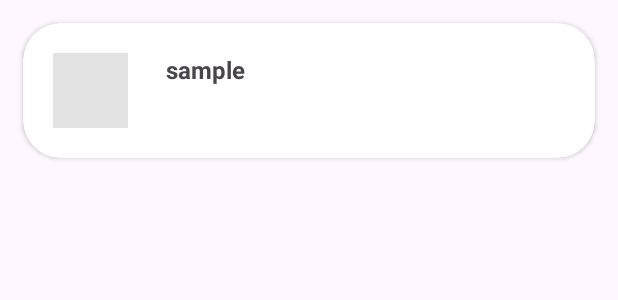
After one commit to GPBarrick/Pace-Application, an Android app: the layout day_element.xml on its own in the app's theme, with its tools: preview values and no code run, on a phone screen of 412 x 824 dp. The commit adds this screen. Shown: the top 300 px of the screen. Run offline under Robolectric (Android 15) with nearby library versions, the light colour scheme and no system bars.

Commit message:
Adapters and Layouts
Created two adapters responsible to home page data visualization. Created two layout files responsible for inflating elements that will be used within the recycler views of activity_main.xml.

Cannot proceed without ClientModule class

```diff
--- /dev/null
+++ b/app/src/main/res/layout/day_element.xml
@@ -0,0 +1,46 @@
+<?xml version="1.0" encoding="utf-8"?>
+<androidx.cardview.widget.CardView
+    xmlns:android="http://schemas.android.com/apk/res/android"
+    android:layout_width="match_parent"
+    android:layout_height="90dp"
+    xmlns:app="http://schemas.android.com/apk/res-auto"
+    app:cardCornerRadius="25dp"
+    android:layout_marginStart="15dp"
+    android:layout_marginEnd="15dp"
+    android:layout_marginTop="15dp">
+
+    <!-- Id Naming Convention: layout_name_purpose_view -->
+
+    <!-- 11/5/2023 Create the layout that will be inflated to hold the manipulated data
+     from the ClientModule from within the DayListAdapter -->
+
+    <RelativeLayout
+        android:layout_width="match_parent"
+        android:layout_height="match_parent">
+
+        <ImageView
+            android:id="@+id/day_element_status_image"
+            android:layout_width="50dp"
+            android:layout_height="45dp"
+            android:layout_alignParentStart="true"
+            android:layout_alignParentTop="true"
+            android:layout_alignParentBottom="true"
+            android:layout_marginStart="20dp"
+            android:layout_marginTop="20dp"
+            android:layout_marginBottom="20dp"
+            android:background="@color/gray_accent_1"/>
+
+        <TextView
+            android:id="@+id/day_element_date_text"
+            android:layout_width="wrap_content"
+            android:layout_height="wrap_content"
+            android:layout_toEndOf="@+id/day_element_status_image"
+            android:layout_alignTop="@+id/day_element_status_image"
+            android:layout_marginStart="25dp"
+            android:text="@string/sample_text"
+            android:textStyle="bold"
+            android:textSize="16sp"/>
+
+    </RelativeLayout>
+
+</androidx.cardview.widget.CardView>
--- a/app/src/main/res/values/colors.xml
+++ b/app/src/main/res/values/colors.xml
@@ -2,4 +2,5 @@
 <resources>
     <color name="black">#FF000000</color>
     <color name="white">#FFFFFFFF</color>
+    <color name="gray_accent_1">#E3E3E3</color>
 </resources>
--- a/app/src/main/res/values/strings.xml
+++ b/app/src/main/res/values/strings.xml
@@ -1,3 +1,4 @@
 <resources>
     <string name="app_name">Pace</string>
+    <string name="sample_text">sample</string>
 </resources>
```
Also changed, not shown: app/src/main/java/com/example/pace/AveragesListAdapter.java (added, +33 -0 lines), app/src/main/java/com/example/pace/DayListAdapter.java (added, +42 -0 lines), app/src/main/java/com/example/pace/MainActivity.java (+11 -0 lines), app/src/main/res/layout/activity_main.xml (+36 -9 lines), app/src/main/res/layout/averages_element.xml (added, +46 -0 lines).
